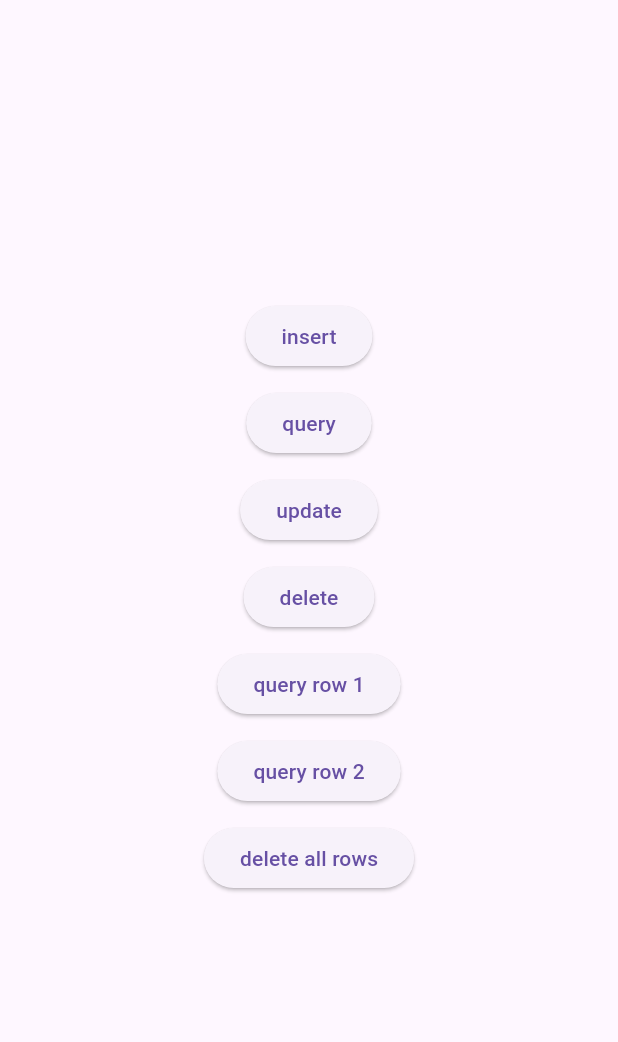
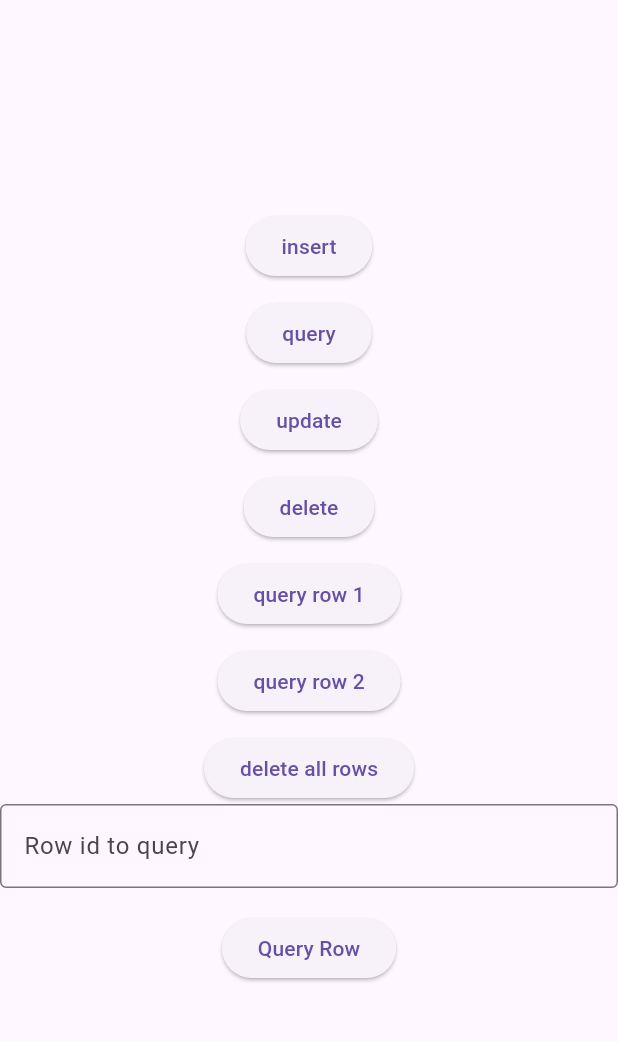
Before and after one commit to Nathan2055/csc4360-activity10-localstorage, a Flutter app: the screen it shows after launch, on a phone screen of 412 x 824 dp, the part 63-1105 px from its top. Run offline on Flutter 3.47's test engine with Material 3 defaults, Android fonts, the phone set to English and light mode, and no system bars; our stand-ins replace sqflite; accounts and stored records are empty.

Commit message:
Add text input for querying a specific row

```diff
--- a/lib/main.dart
+++ b/lib/main.dart
@@ -9,63 +9,31 @@ Future<void> main() async {
   WidgetsFlutterBinding.ensureInitialized();
   // initialize the database
   await dbHelper.init();
-  runApp(const MyApp());
+  runApp(MaterialApp(home: DatabaseApp()));
 }
 
-class MyApp extends StatelessWidget {
-  const MyApp({super.key});
+class DatabaseApp extends StatefulWidget {
+  @override
+  _DatabaseAppState createState() => _DatabaseAppState();
+}
+
+class _DatabaseAppState extends State<DatabaseApp> {
+  late TextEditingController _controller;
+  String inputString = '';
 
   @override
-  Widget build(BuildContext context) {
-    return MaterialApp(
-      title: 'SQFlite Demo',
-      theme: ThemeData(primarySwatch: Colors.blue),
-      home: const MyHomePage(),
-    );
-  }
-}
+  void initState() {
+    super.initState();
 
-class MyHomePage extends StatelessWidget {
-  const MyHomePage({super.key});
-
-  // homepage layout
-  @override
-  Widget build(BuildContext context) {
-    return Scaffold(
-      appBar: AppBar(title: const Text('sqflite')),
-      body: Center(
-        child: Column(
-          mainAxisAlignment: MainAxisAlignment.center,
-          children: <Widget>[
-            ElevatedButton(onPressed: _insert, child: const Text('insert')),
-            const SizedBox(height: 10),
-            ElevatedButton(onPressed: _query, child: const Text('query')),
-            const SizedBox(height: 10),
-            ElevatedButton(onPressed: _update, child: const Text('update')),
-            const SizedBox(height: 10),
-            ElevatedButton(onPressed: _delete, child: const Text('delete')),
-            const SizedBox(height: 10),
-            ElevatedButton(
-              onPressed: _queryRow1,
-              child: const Text('query row 1'),
-            ),
-            const SizedBox(height: 10),
-            ElevatedButton(
-              onPressed: _queryRow2,
-              child: const Text('query row 2'),
-            ),
-            const SizedBox(height: 10),
-            ElevatedButton(
-              onPressed: _deleteAll,
-              child: const Text('delete all rows'),
-            ),
-          ],
-        ),
-      ),
-    );
+    // Initialize controller for the text field
+    _controller = TextEditingController();
   }
 
-  // Button onPressed methods
+  @override
+  void dispose() {
+    _controller.dispose();
+    super.dispose();
+  }
 
   void _insert() async {
     // row to insert
@@ -120,4 +88,74 @@ class MyHomePage extends StatelessWidget {
     final rowsDeleted = await dbHelper.deleteAllRows();
     debugPrint('deleted all $rowsDeleted row(s)');
   }
+
+  void _acceptInput() async {
+    setState(() {
+      inputString = _controller.text;
+    });
+
+    int? idTest = int.tryParse(inputString);
+    if (idTest == null) {
+      debugPrint('invalid input');
+    } else {
+      int id = int.parse(inputString);
+      var row = await dbHelper.querySpecificRow(id);
+      debugPrint('query row $id:');
+      debugPrint(row.toString());
+    }
+  }
+
+  @override
+  Widget build(BuildContext context) {
+    return Scaffold(
+      appBar: AppBar(title: const Text('sqflite')),
+      body: Center(
+        child: Column(
+          mainAxisAlignment: MainAxisAlignment.center,
+          children: <Widget>[
+            ElevatedButton(onPressed: _insert, child: const Text('insert')),
+            const SizedBox(height: 10),
+            ElevatedButton(onPressed: _query, child: const Text('query')),
+            const SizedBox(height: 10),
+            ElevatedButton(onPressed: _update, child: const Text('update')),
+            const SizedBox(height: 10),
+            ElevatedButton(onPressed: _delete, child: const Text('delete')),
+            const SizedBox(height: 10),
+            ElevatedButton(
+              onPressed: _queryRow1,
+              child: const Text('query row 1'),
+            ),
+            const SizedBox(height: 10),
+            ElevatedButton(
+              onPressed: _queryRow2,
+              child: const Text('query row 2'),
+            ),
+            const SizedBox(height: 10),
+            ElevatedButton(
+              onPressed: _deleteAll,
+              child: const Text('delete all rows'),
+            ),
+
+            Column(
+              mainAxisAlignment: MainAxisAlignment.center,
+              children: <Widget>[
+                TextField(
+                  controller: _controller,
+                  decoration: InputDecoration(
+                    border: OutlineInputBorder(),
+                    hintText: 'Row id to query',
+                  ),
+                ),
+                SizedBox(height: 16.0),
+                ElevatedButton(
+                  onPressed: _acceptInput,
+                  child: Text('Query Row'),
+                ),
+              ],
+            ),
+          ],
+        ),
+      ),
+    );
+  }
 }
```
